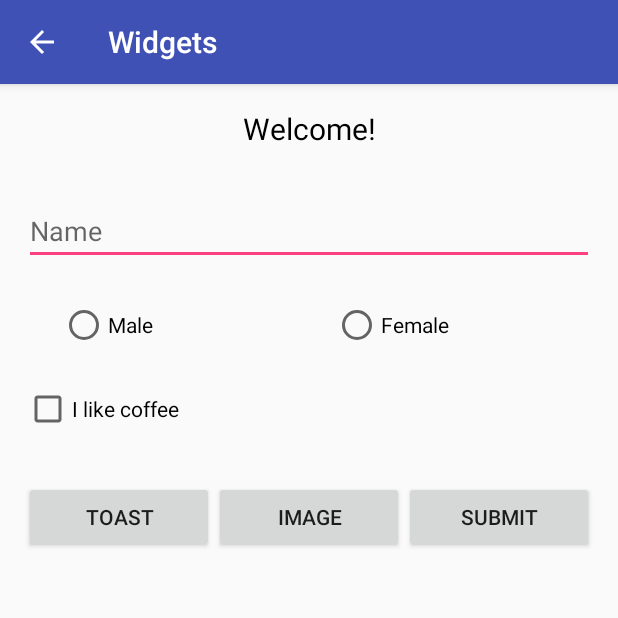
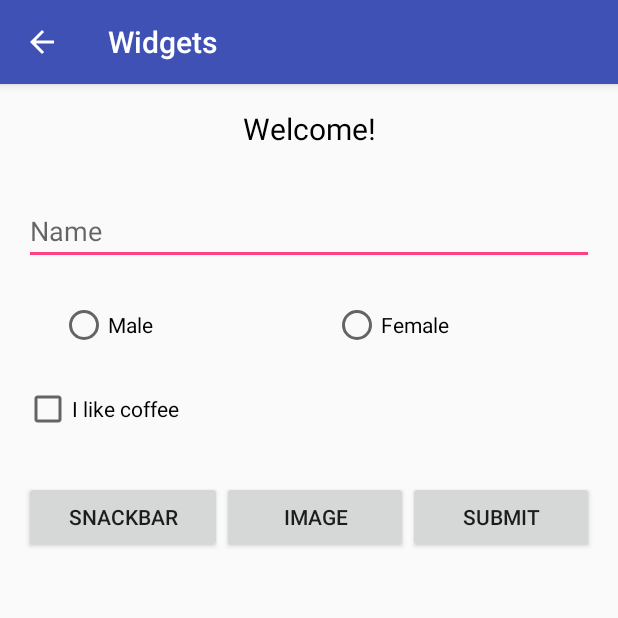
Before and after one commit to SnehPandya18/UltimateAndroid, an Android app: the WidgetsActivity screen opened directly, with no data from a screen before it, on a phone screen of 412 x 824 dp, the top half of it. Run offline under Robolectric (Android 15) with nearby library versions, the phone set to English and light mode, and no system bars.

Commit message:
Update: Toast Button to Snackbar Button

```diff
--- a/app/src/main/res/layout/activity_widgets.xml
+++ b/app/src/main/res/layout/activity_widgets.xml
@@ -63,7 +63,7 @@
             android:layout_width="wrap_content"
             android:layout_height="wrap_content"
             android:layout_weight="1"
-            android:text="@string/toast"/>
+            android:text="@string/snackbar"/>
 
         <Button
             android:id="@+id/button2"
--- a/app/src/main/res/values/strings.xml
+++ b/app/src/main/res/values/strings.xml
@@ -1,7 +1,7 @@
 <resources>
     <string name="app_name">Ultimate Android</string>
     <string name="hello">Show Image!</string>
-    <string name="toast">TOAST</string>
+    <string name="snackbar">SNACKBAR</string>
     <string name="image">IMAGE</string>
     <string name="name">Name</string>
     <string name="welcome">Welcome!</string>
```
